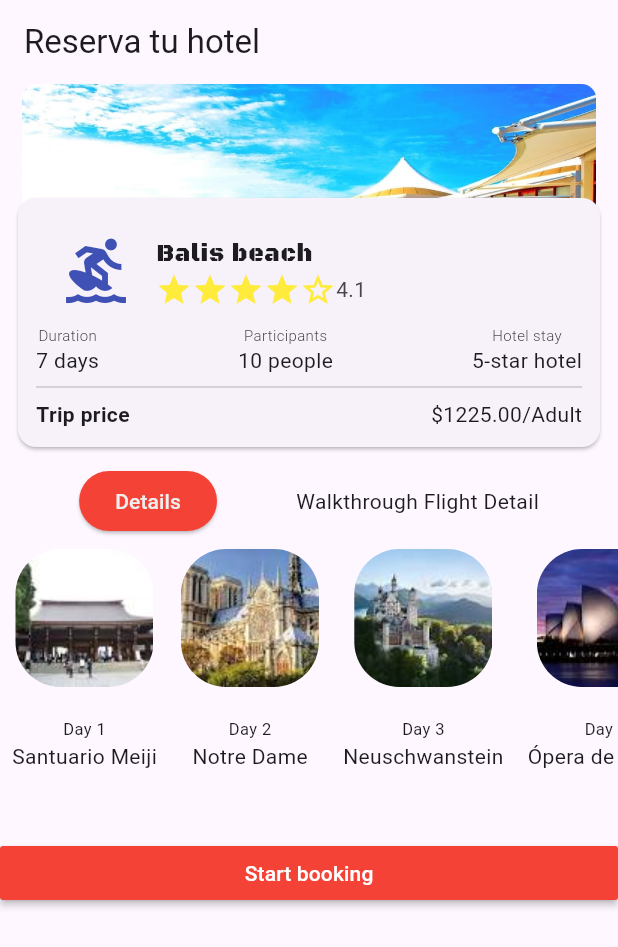
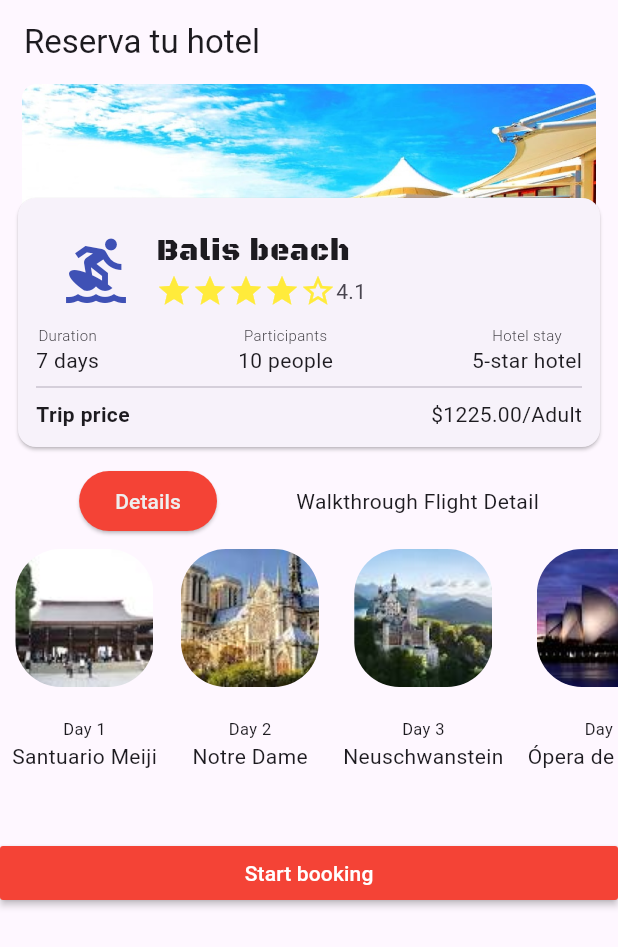
Before and after one commit to josepvazquezp/moviles, a Flutter app: the screen it shows after launch, on a phone screen of 412 x 824 dp. Shown: the top 947 px of the screen. Run offline on Flutter 3.47's test engine with Material 2 defaults, Android fonts, the phone set to English and light mode, and no system bars.

Commit message:
tarea3 v2.0

```diff
--- a/tarea3/lib/info_lugar.dart
+++ b/tarea3/lib/info_lugar.dart
@@ -22,7 +22,7 @@ class InfoLugar extends StatelessWidget {
                 color: Colors.indigo,
               ),
               title: Text("Balis beach",
-                  style: TextStyle(fontFamily: "BlackOpsOne")),
+                  style: TextStyle(fontFamily: "BlackOpsOne", fontSize: 20)),
               subtitle: Wrap(
                 children: [
                   Row(
```
